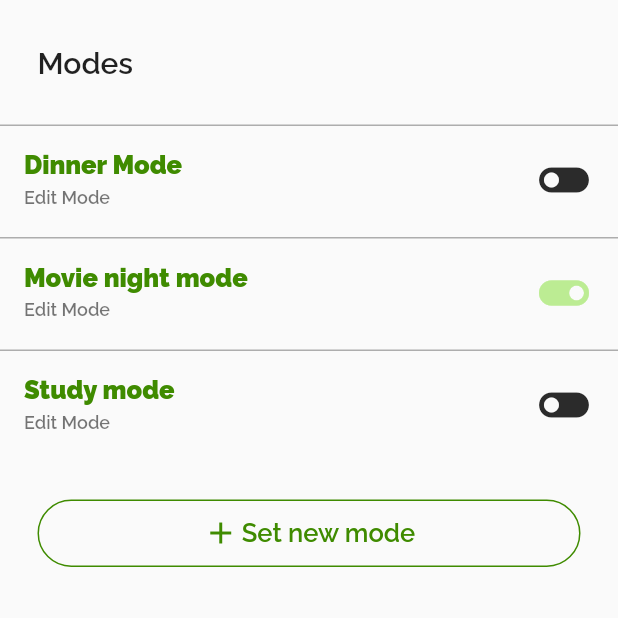
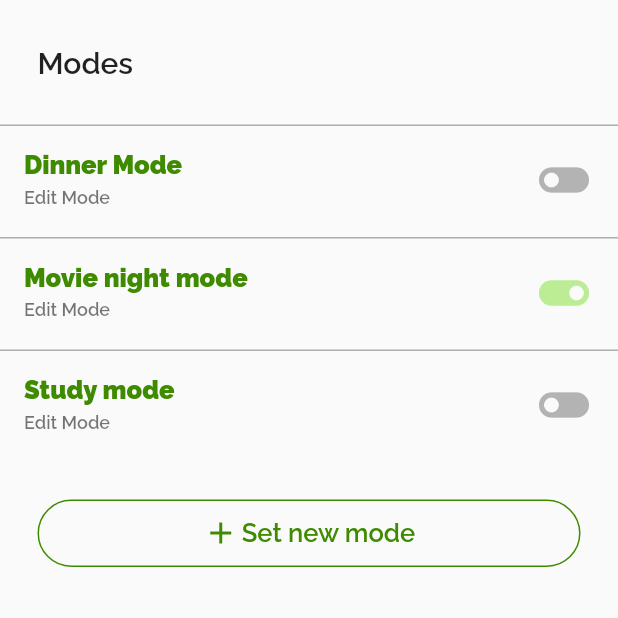
Before and after one commit to MohammadAlAgha/luminexa, a Flutter app: the modePage screen opened directly, on a phone screen of 412 x 824 dp, the top half of it. Run offline on Flutter 3.47's test engine with Material 2 defaults, Android fonts, the phone set to English and light mode, and no system bars; our stand-ins replace flutter_svg, google_nav_bar.

Commit message:
Frontend:Udjusted the toggle off color

```diff
--- a/luminexa_mobile/lib/widgets/listsWidget/toggleTileListWidget.dart
+++ b/luminexa_mobile/lib/widgets/listsWidget/toggleTileListWidget.dart
@@ -46,7 +46,7 @@ class toggleTileList extends StatelessWidget {
               : Icon(
                   Icons.toggle_off,
                   size: 40,
-                  color: Color.fromARGB(255, 43, 43, 43),
+                  color: Color.fromARGB(255, 179, 179, 179),
                 ),
         ));
   }
```
